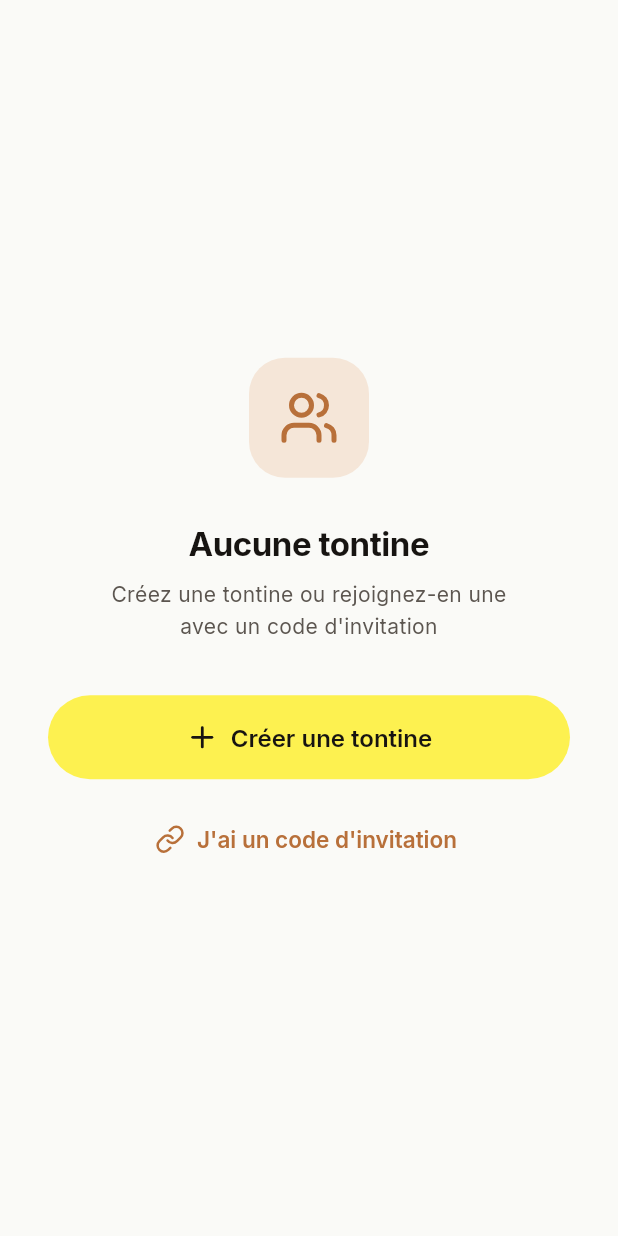
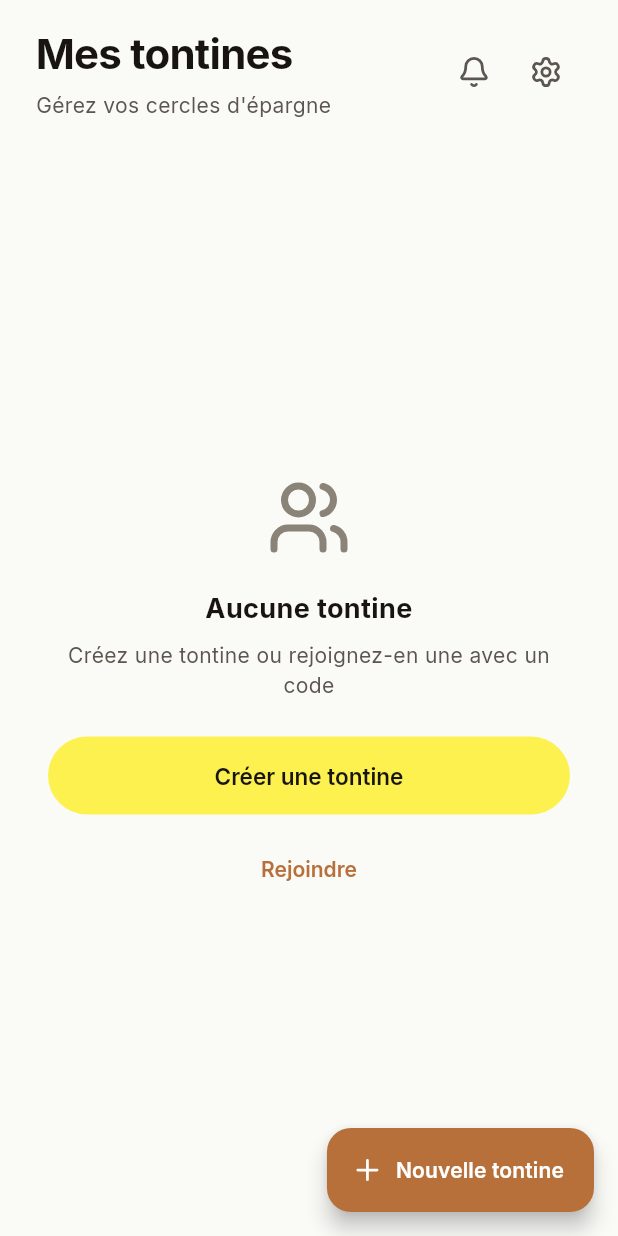
Before and after one commit to rexnigerdeus/masa-labs, a Flutter app: the screen it shows once a user with an empty profile is signed in, on a phone screen of 412 x 824 dp. Run offline on Flutter 3.47's test engine with Material 3 defaults, Android fonts, the phone set to English and light mode, and no system bars; drawn by our look-alikes of flutter_animate; our stand-ins replace flutter_riverpod, go_router, google_fonts, lucide_icons, supabase_flutter; accounts and stored records are empty; network calls fail.

Commit message:
fix: restore old empty state + bigger button + non-scrollable
- Restored original _EmptyState widget (icon, title, subtitle, actions)
- Button 'Créer une tontine' now full width (52px height)
- Empty state uses SliverFillRemaining(hasScrollBody: false) → fixed screen
- Kept Lucide icons throughout
- flutter clean + pub get to fix web font loading

```diff
--- a/rondo/lib/features/tontines/screens/home_screen.dart
+++ b/rondo/lib/features/tontines/screens/home_screen.dart
@@ -69,22 +69,7 @@ class HomeScreen extends ConsumerWidget {
 
     return Scaffold(
       backgroundColor: AppTheme.bg,
-      body: tontinesAsync.when(
-        loading: () => const Center(child: CircularProgressIndicator(color: AppTheme.rondo)),
-        error: (error, _) => _EmptyState(
-          onRefresh: () => ref.invalidate(myTontinesProvider),
-        ),
-        data: (tontines) {
-          if (tontines.isEmpty) {
-            // État vide : écran fixe, non scrollable
-            return _EmptyState(
-              onCreate: () => context.push('/create-tontine'),
-              onJoin: () => context.push('/join-tontine'),
-            );
-          }
-
-          // État avec tontines : scrollable
-          return CustomScrollView(
+      body: CustomScrollView(
         slivers: [
           // Header
           SliverToBoxAdapter(
@@ -135,8 +120,59 @@ class HomeScreen extends ConsumerWidget {
             ),
           ),
 
-              // Tontines list
-              SliverList(
+          // Content
+          tontinesAsync.when(
+            loading: () => const SliverFillRemaining(
+              child: Center(child: CircularProgressIndicator(color: AppTheme.rondo)),
+            ),
+            error: (error, _) => SliverFillRemaining(
+              hasScrollBody: false,
+              child: _EmptyState(
+                icon: LucideIcons.alertCircle,
+                title: 'Une erreur est survenue',
+                subtitle: 'Tirez pour réessayer',
+                onRefresh: () => ref.invalidate(myTontinesProvider),
+              ),
+            ),
+            data: (tontines) {
+              if (tontines.isEmpty) {
+                // État vide : hasScrollBody = false → écran fixe, non scrollable
+                return SliverFillRemaining(
+                  hasScrollBody: false,
+                  child: _EmptyState(
+                    icon: LucideIcons.users,
+                    title: 'Aucune tontine',
+                    subtitle: 'Créez une tontine ou rejoignez-en une avec un code',
+                    actions: [
+                      const SizedBox(height: 24),
+                      // Bouton Créer agrandi (pleine largeur)
+                      SizedBox(
+                        width: double.infinity,
+                        height: 52,
+                        child: ElevatedButton(
+                          onPressed: () => context.push('/create-tontine'),
+                          child: const Text('Créer une tontine'),
+                        ),
+                      ),
+                      const SizedBox(height: 12),
+                      // Bouton Rejoindre
+                      TextButton(
+                        onPressed: () => context.push('/join-tontine'),
+                        child: Text(
+                          'Rejoindre',
+                          style: GoogleFonts.inter(
+                            fontSize: 14,
+                            fontWeight: FontWeight.w600,
+                            color: AppTheme.rondo,
+                          ),
+                        ),
+                      ),
+                    ],
+                  ),
+                );
+              }
+
+              return SliverList(
                 delegate: SliverChildBuilderDelegate(
                   (context, index) {
                     final t = tontines[index];
@@ -150,18 +186,15 @@ class HomeScreen extends ConsumerWidget {
                   },
                   childCount: tontines.length,
                 ),
+              );
+            },
           ),
 
           const SliverToBoxAdapter(child: SizedBox(height: 100)),
         ],
-          );
-        },
       ),
-      // FAB (visible seulement quand il y a des tontines)
-      floatingActionButton: tontinesAsync.maybeWhen(
-        data: (tontines) => tontines.isEmpty
-            ? null
-            : FloatingActionButton.extended(
+      // FAB
+      floatingActionButton: FloatingActionButton.extended(
         onPressed: () => context.push('/create-tontine'),
         backgroundColor: AppTheme.rondo,
         foregroundColor: Colors.white,
@@ -171,135 +204,54 @@ class HomeScreen extends ConsumerWidget {
           style: GoogleFonts.inter(fontWeight: FontWeight.w600),
         ),
       ),
-        orElse: () => null,
-      ),
     );
   }
 }
 
-/// État vide : écran fixe centré, non scrollable
 class _EmptyState extends StatelessWidget {
-  final VoidCallback? onCreate;
-  final VoidCallback? onJoin;
+  final IconData icon;
+  final String title;
+  final String subtitle;
+  final List<Widget>? actions;
   final VoidCallback? onRefresh;
 
-  const _EmptyState({this.onCreate, this.onJoin, this.onRefresh});
+  const _EmptyState({
+    required this.icon,
+    required this.title,
+    required this.subtitle,
+    this.actions,
+    this.onRefresh,
+  });
 
   @override
   Widget build(BuildContext context) {
-    // Si onRefresh est défini, c'est une erreur
-    if (onRefresh != null) {
     return Center(
-        child: Column(
-          mainAxisAlignment: MainAxisAlignment.center,
-          children: [
-            const Icon(LucideIcons.alertCircle, size: 48, color: AppTheme.muted2),
-            const SizedBox(height: 16),
-            Text(
-              'Une erreur est survenue',
-              style: GoogleFonts.inter(
-                fontSize: 16,
-                fontWeight: FontWeight.w600,
-                color: AppTheme.text,
-              ),
-            ),
-            const SizedBox(height: 8),
-            Text(
-              'Tirez pour réessayer',
-              style: GoogleFonts.inter(fontSize: 14, color: AppTheme.muted),
-            ),
-          ],
-        ),
-      );
-    }
-
-    // État vide normal : fixe, centré verticalement
-    return SafeArea(
       child: Padding(
         padding: const EdgeInsets.symmetric(horizontal: 32),
         child: Column(
           mainAxisAlignment: MainAxisAlignment.center,
-          crossAxisAlignment: CrossAxisAlignment.center,
           children: [
-            // Icône
-            Container(
-              width: 80,
-              height: 80,
-              decoration: BoxDecoration(
-                color: AppTheme.rondoSoft,
-                borderRadius: BorderRadius.circular(24),
-              ),
-              child: const Icon(
-                LucideIcons.users,
-                size: 40,
-                color: AppTheme.rondo,
-              ),
-            ).animate().fadeIn(duration: 500.ms).scale(begin: const Offset(0.8, 0.8)),
-
-            const SizedBox(height: 28),
-
-            // Titre
+            Icon(icon, size: 56, color: AppTheme.muted2),
+            const SizedBox(height: 20),
             Text(
-              'Aucune tontine',
+              title,
               style: GoogleFonts.inter(
-                fontSize: 22,
+                fontSize: 18,
                 fontWeight: FontWeight.w700,
                 color: AppTheme.text,
-                letterSpacing: -0.3,
               ),
-            ).animate().fadeIn(delay: 100.ms, duration: 400.ms),
-
+              textAlign: TextAlign.center,
+            ),
             const SizedBox(height: 8),
-
-            // Sous-titre
             Text(
-              'Créez une tontine ou rejoignez-en une\navec un code d\'invitation',
+              subtitle,
               style: GoogleFonts.inter(
                 fontSize: 14,
                 color: AppTheme.muted,
-                height: 1.5,
               ),
               textAlign: TextAlign.center,
-            ).animate().fadeIn(delay: 150.ms, duration: 400.ms),
-
-            const SizedBox(height: 36),
-
-            // Bouton Créer (grand)
-            SizedBox(
-              width: double.infinity,
-              height: 56,
-              child: ElevatedButton.icon(
-                onPressed: onCreate,
-                icon: const Icon(LucideIcons.plus, size: 22),
-                label: Text(
-                  'Créer une tontine',
-                  style: GoogleFonts.inter(
-                    fontSize: 16,
-                    fontWeight: FontWeight.w600,
             ),
-                ),
-              ),
-            ).animate().fadeIn(delay: 200.ms, duration: 400.ms).slideY(begin: 0.1),
-
-            const SizedBox(height: 14),
-
-            // Bouton Rejoindre
-            SizedBox(
-              width: double.infinity,
-              height: 52,
-              child: TextButton.icon(
-                onPressed: onJoin,
-                icon: const Icon(LucideIcons.link, size: 20, color: AppTheme.rondo),
-                label: Text(
-                  'J\'ai un code d\'invitation',
-                  style: GoogleFonts.inter(
-                    fontSize: 15,
-                    fontWeight: FontWeight.w600,
-                    color: AppTheme.rondo,
-                  ),
-                ),
-              ),
-            ).animate().fadeIn(delay: 250.ms, duration: 400.ms).slideY(begin: 0.1),
+            if (actions != null) ...actions!,
           ],
         ),
       ),
```
Lines whose indentation alone changed are shown as unchanged.
